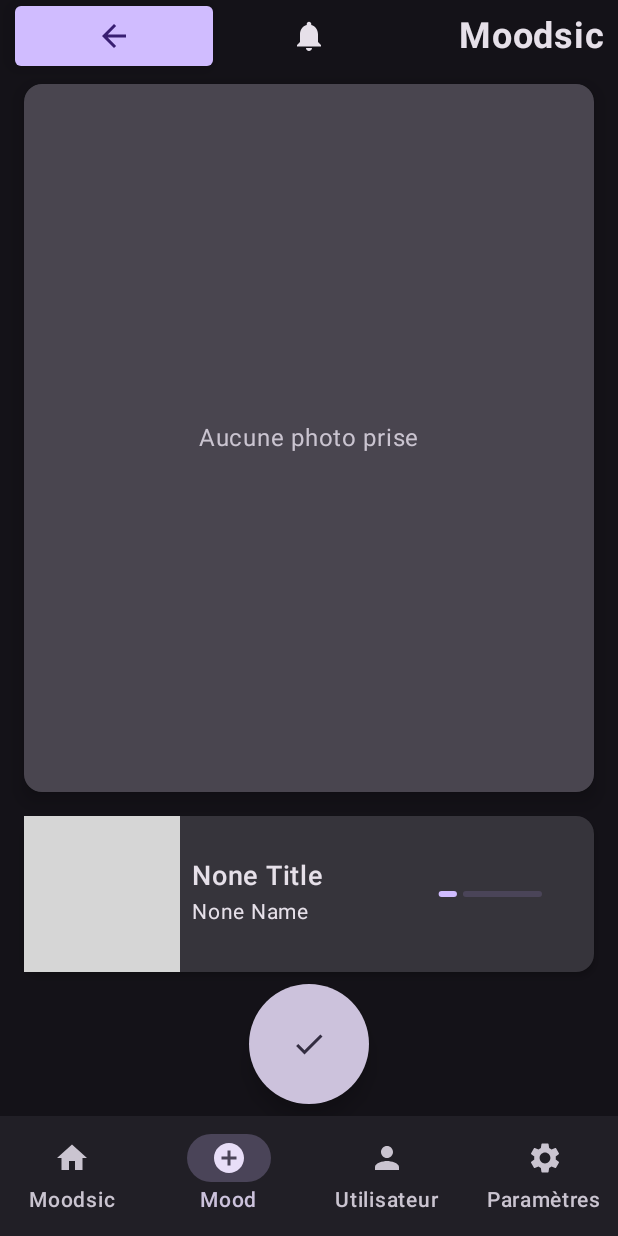
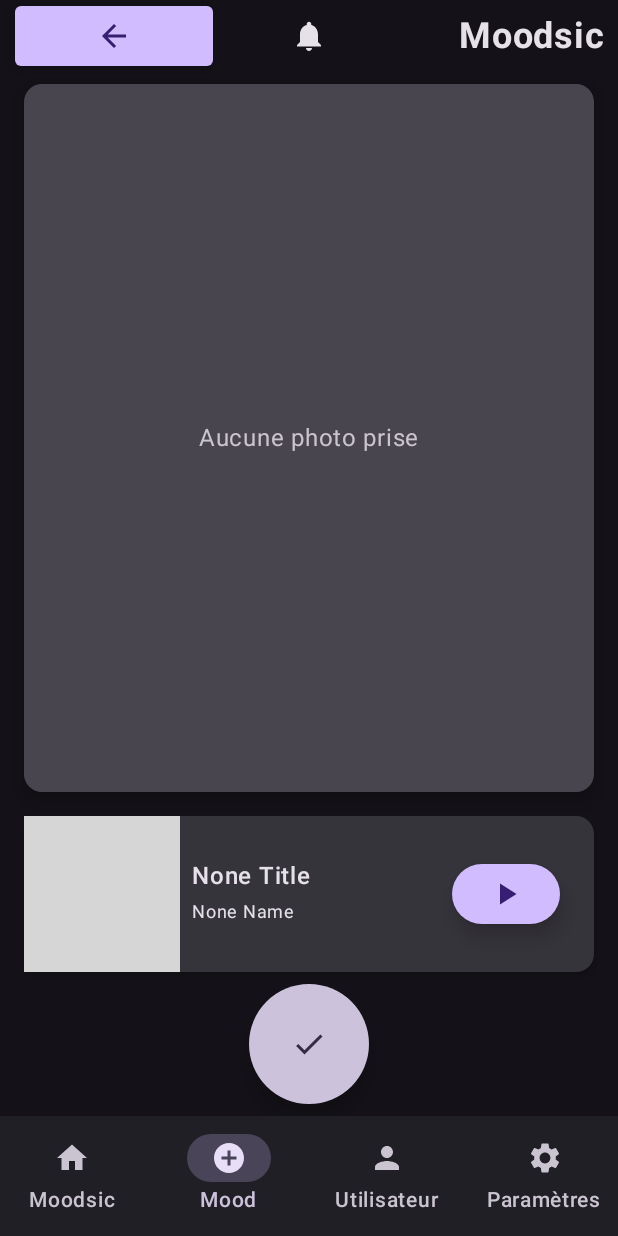
Before and after one commit to CorentinRt/AndroidMobile_ProjetLibre_2026, an Android app built with Jetpack Compose: the NewShareConfirmScreen screen opened through its navigation route, on a phone screen of 412 x 824 dp. Run offline under Robolectric (Android 15) with nearby library versions, the phone set to English and light mode, and no system bars; pictures from the network do not load; grey boxes are pictures that could not be loaded.

Commit message:
[ADD] media 3 exo player to play deezer musics on confirm share screen (still proto)

```diff
--- a/app/build.gradle.kts
+++ b/app/build.gradle.kts
@@ -59,4 +59,6 @@ dependencies {
     implementation("androidx.lifecycle:lifecycle-viewmodel-compose:2.8.7")
     implementation("androidx.navigation:navigation-compose:2.10.2")
     implementation("androidx.datastore:datastore-preferences:1.2.1")
+    implementation("androidx.media3:media3-exoplayer:1.11.1")
+    implementation("androidx.media3:media3-common:1.11.1")
 }
--- a/app/src/main/java/ca/uqac/cours/moodsic_projetlibre_2026/ui/theme/screens/NewShareConfirmScreen.kt
+++ b/app/src/main/java/ca/uqac/cours/moodsic_projetlibre_2026/ui/theme/screens/NewShareConfirmScreen.kt
@@ -17,6 +17,8 @@ import androidx.compose.foundation.shape.CircleShape
 import androidx.compose.foundation.shape.RoundedCornerShape
 import androidx.compose.material.icons.Icons
 import androidx.compose.material.icons.filled.Check
+import androidx.compose.material.icons.filled.Close
+import androidx.compose.material.icons.filled.PlayArrow
 import androidx.compose.material3.ButtonDefaults
 import androidx.compose.material3.Card
 import androidx.compose.material3.CardDefaults
@@ -25,14 +27,24 @@ import androidx.compose.material3.LinearProgressIndicator
 import androidx.compose.material3.MaterialTheme
 import androidx.compose.material3.Text
 import androidx.compose.runtime.Composable
+import androidx.compose.runtime.DisposableEffect
+import androidx.compose.runtime.LaunchedEffect
+import androidx.compose.runtime.getValue
+import androidx.compose.runtime.mutableStateOf
+import androidx.compose.runtime.remember
+import androidx.compose.runtime.setValue
 import androidx.compose.ui.Alignment
 import androidx.compose.ui.Modifier
 import androidx.compose.ui.draw.clip
 import androidx.compose.ui.layout.ContentScale
+import androidx.compose.ui.platform.LocalContext
 import androidx.compose.ui.text.font.FontWeight
 import androidx.compose.ui.tooling.preview.Preview
 import androidx.compose.ui.unit.dp
 import androidx.compose.ui.unit.sp
+import androidx.media3.common.MediaItem
+import androidx.media3.common.Player
+import androidx.media3.exoplayer.ExoPlayer
 import ca.uqac.cours.moodsic_projetlibre_2026.ui.theme.components.ScaffoldApp
 import ca.uqac.cours.moodsic_projetlibre_2026.ui.theme.deezer.DeezerTrack
 import ca.uqac.cours.moodsic_projetlibre_2026.ui.theme.utilities.CustomAppButton
@@ -45,11 +57,51 @@ fun NewShareConfirmScreen(
     selectedTrack: DeezerTrack? = null,
     onConfirmShare: (Uri, DeezerTrack) -> Unit = { _, _ -> }
 ) {
+    val context = LocalContext.current
+
+    val player = remember { ExoPlayer.Builder(context).build() }
+    player.repeatMode = Player.REPEAT_MODE_ONE
+
+    var isPlaying by remember { mutableStateOf(false) }
+
+    LaunchedEffect(selectedTrack?.preview){
+        player.stop()
+        player.clearMediaItems()
+
+        if (selectedTrack != null){
+            if (!selectedTrack.preview.isBlank()){
+                player.setMediaItem(
+                    MediaItem.fromUri(selectedTrack.preview)
+                )
+
+                player.isPlaying
+                player.prepare()
+            }
+        }
+    }
+
+    DisposableEffect(player){
+        onDispose {
+            player.release()
+        }
+    }
+
     NewShareConfirmContent(
         modifier = modifier,
         photoUri = photoUri,
         selectedTrack = selectedTrack,
-        onConfirmShare = onConfirmShare
+        onConfirmShare = onConfirmShare,
+        isPlaying = isPlaying,
+        onTogglePlayTrack = {
+            if (isPlaying){
+                isPlaying = false
+                player.pause()
+            }
+            else{
+                isPlaying = true
+                player.play()
+            }
+        }
     )
 }
 
@@ -69,6 +121,8 @@ fun NewShareConfirmContent(
     modifier: Modifier = Modifier,
     photoUri: Uri? = null,
     selectedTrack: DeezerTrack? = null,
+    isPlaying: Boolean = true,
+    onTogglePlayTrack: () -> Unit = {},
     onConfirmShare: (Uri, DeezerTrack) -> Unit = { _, _ -> }
 ){
     Column(
@@ -89,7 +143,9 @@ fun NewShareConfirmContent(
                 .fillMaxWidth()
                 .height(120.dp)
                 .padding(horizontal = 16.dp, vertical = 8.dp),
-            track = selectedTrack
+            track = selectedTrack,
+            isPlaying = isPlaying,
+            onTogglePlayTrack = onTogglePlayTrack
         )
 
         CustomAppButton(
@@ -123,7 +179,9 @@ fun NewShareConfirmContent(
 @Composable
 fun TrackPrevisualisation(
     modifier: Modifier = Modifier,
-    track: DeezerTrack? = null
+    track: DeezerTrack? = null,
+    isPlaying: Boolean = true,
+    onTogglePlayTrack: () -> Unit = {}
 ){
     var title = "None Title"
     var artistName = "None Name"
@@ -164,19 +222,35 @@ fun TrackPrevisualisation(
             ){
                 Text(
                     text = title,
-                    fontSize = 18.sp,
+                    fontSize = 16.sp,
                     fontWeight = FontWeight.SemiBold
                 )
 
                 Text(
                     text = artistName,
-                    fontSize = 14.sp
+                    fontSize = 12.sp
                 )
             }
 
-            LinearProgressIndicator(
-                modifier = Modifier.weight(1f)
-            )
+            if (isPlaying){
+                LinearProgressIndicator(
+                    modifier = Modifier.weight(1f)
+                )
+            }
+            else{
+                Spacer(Modifier.weight(1f))
+            }
+
+            Spacer(Modifier.weight(0.5f))
+
+            CustomAppButton(
+                onClick = onTogglePlayTrack
+            ){
+                Icon(
+                    imageVector = if (isPlaying) Icons.Default.Close else Icons.Default.PlayArrow,
+                    contentDescription = "Play Track"
+                )
+            }
 
             Spacer(Modifier.weight(0.5f))
         }
```
Also changed, not shown: app/src/main/java/ca/uqac/cours/moodsic_projetlibre_2026/ui/theme/screens/NewShareChooseMusicScreen.kt (+10 -4 lines).
